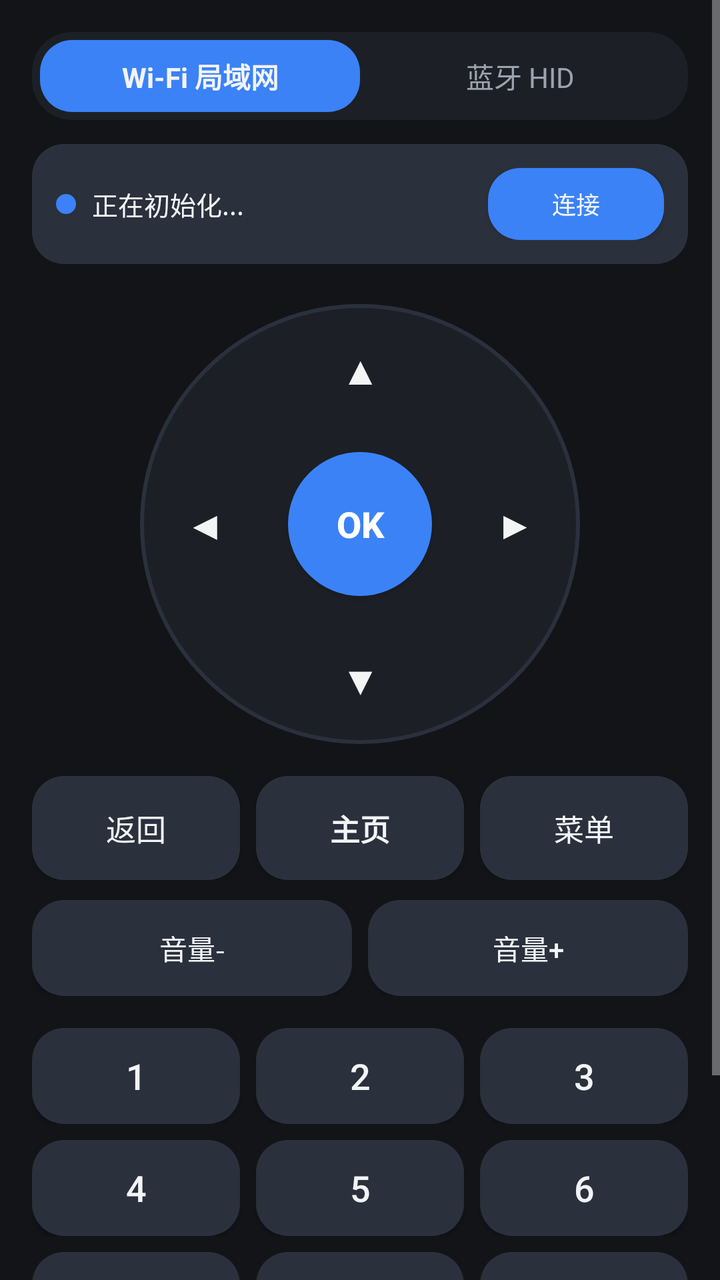
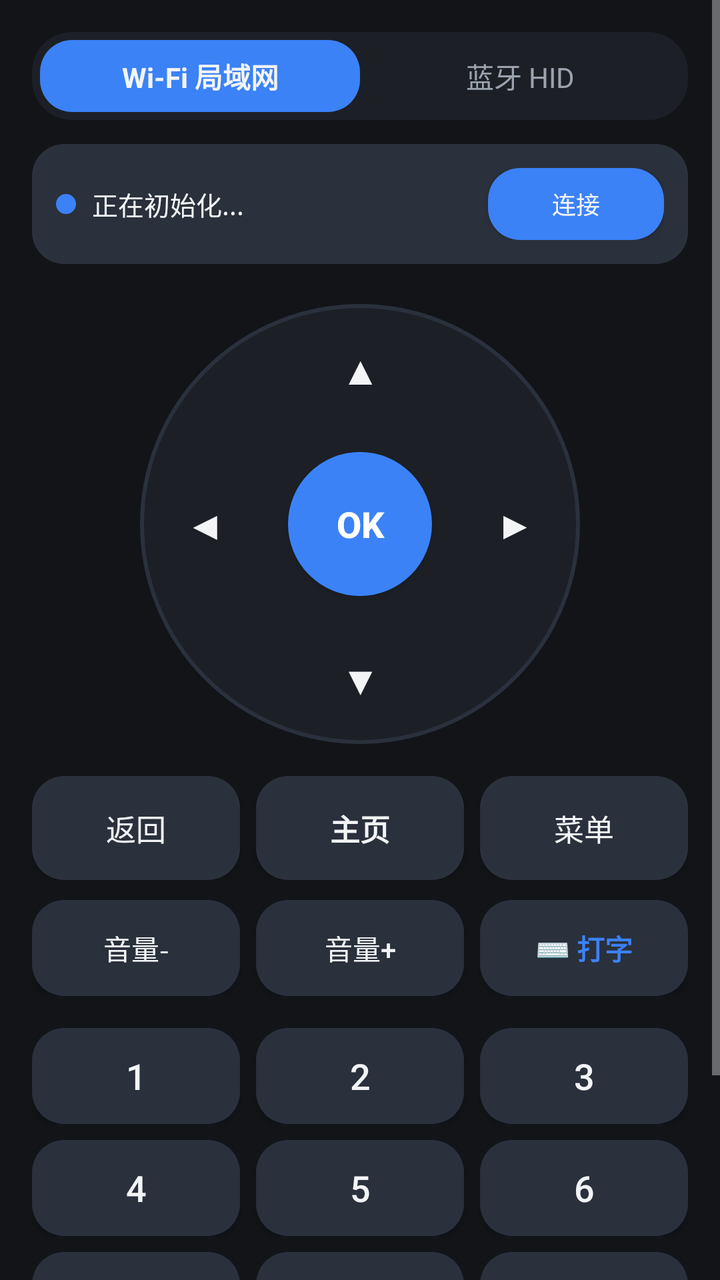

Screens rendered from an Android XML layout before and after an edit, with the pre-edit source and the edit as a unified diff.
<!-- AndroidManifest.xml: application theme Theme.TiVoRemote -->
<!-- res/layout/activity_main.xml -->
<?xml version="1.0" encoding="utf-8"?>
<ScrollView xmlns:android="http://schemas.android.com/apk/res/android"
    android:layout_width="match_parent"
    android:layout_height="match_parent"
    android:background="@color/bg_main"
    android:fillViewport="true">

    <LinearLayout
        android:layout_width="match_parent"
        android:layout_height="wrap_content"
        android:orientation="vertical"
        android:padding="16dp"
        android:gravity="center_horizontal">

        
        <LinearLayout
            android:layout_width="match_parent"
            android:layout_height="44dp"
            android:background="@drawable/bg_tab_container"
            android:orientation="horizontal"
            android:padding="4dp">

            <TextView
                android:id="@+id/tab_wifi"
                android:layout_width="0dp"
                android:layout_height="match_parent"
                android:layout_weight="1"
                android:gravity="center"
                android:text="@string/mode_wifi"
                android:textColor="@color/text_primary"
                android:textSize="14sp"
                android:textStyle="bold"
                android:background="@drawable/bg_tab_active" />

            <TextView
                android:id="@+id/tab_bluetooth"
                android:layout_width="0dp"
                android:layout_height="match_parent"
                android:layout_weight="1"
                android:gravity="center"
                android:text="@string/mode_bluetooth"
                android:textColor="@color/text_secondary"
                android:textSize="14sp"
                android:background="@drawable/bg_tab_inactive" />
        </LinearLayout>

        
        <LinearLayout
            android:id="@+id/layout_status"
            android:layout_width="match_parent"
            android:layout_height="wrap_content"
            android:layout_marginTop="12dp"
            android:background="@drawable/bg_button"
            android:orientation="horizontal"
            android:padding="12dp"
            android:gravity="center_vertical">

            <View
                android:id="@+id/view_status_dot"
                android:layout_width="10dp"
                android:layout_height="10dp"
                android:layout_marginEnd="8dp"
                android:background="@drawable/bg_tab_active" />

            <TextView
                android:id="@+id/tv_status"
                android:layout_width="0dp"
                android:layout_height="wrap_content"
                android:layout_weight="1"
                android:text="正在初始化..."
                android:textColor="@color/text_primary"
                android:textSize="13sp" />

            <Button
                android:id="@+id/btn_action"
                android:layout_width="wrap_content"
                android:layout_height="36dp"
                android:text="连接"
                android:textColor="@color/text_primary"
                android:textSize="12sp"
                android:background="@drawable/bg_tab_active"
                android:paddingStart="12dp"
                android:paddingEnd="12dp" />
        </LinearLayout>

        
        <FrameLayout
            android:layout_width="220dp"
            android:layout_height="220dp"
            android:layout_marginTop="20dp"
            android:background="@drawable/bg_dpad_ring">

            
            <Button
                android:id="@+id/btn_up"
                android:layout_width="70dp"
                android:layout_height="65dp"
                android:layout_gravity="top|center_horizontal"
                android:text="▲"
                android:textColor="@color/text_primary"
                android:textSize="20sp"
                android:background="@drawable/bg_dpad_btn" />

            
            <Button
                android:id="@+id/btn_down"
                android:layout_width="70dp"
                android:layout_height="65dp"
                android:layout_gravity="bottom|center_horizontal"
                android:text="▼"
                android:textColor="@color/text_primary"
                android:textSize="20sp"
                android:background="@drawable/bg_dpad_btn" />

            
            <Button
                android:id="@+id/btn_left"
                android:layout_width="65dp"
                android:layout_height="70dp"
                android:layout_gravity="start|center_vertical"
                android:text="◀"
                android:textColor="@color/text_primary"
                android:textSize="20sp"
                android:background="@drawable/bg_dpad_btn" />

            
            <Button
                android:id="@+id/btn_right"
                android:layout_width="65dp"
                android:layout_height="70dp"
                android:layout_gravity="end|center_vertical"
                android:text="▶"
                android:textColor="@color/text_primary"
                android:textSize="20sp"
                android:background="@drawable/bg_dpad_btn" />

            
            <Button
                android:id="@+id/btn_ok"
                android:layout_width="72dp"
                android:layout_height="72dp"
                android:layout_gravity="center"
                android:text="@string/btn_ok"
                android:textColor="#FFFFFF"
                android:textSize="18sp"
                android:textStyle="bold"
                android:background="@drawable/bg_button_ok" />
        </FrameLayout>

        
        <LinearLayout
            android:layout_width="match_parent"
            android:layout_height="52dp"
            android:layout_marginTop="16dp"
            android:orientation="horizontal"
            android:gravity="center">

            <Button
                android:id="@+id/btn_back"
                android:layout_width="0dp"
                android:layout_height="match_parent"
                android:layout_weight="1"
                android:layout_marginEnd="8dp"
                android:text="@string/btn_back"
                android:textColor="@color/text_primary"
                android:textSize="15sp"
                android:background="@drawable/bg_button" />

            <Button
                android:id="@+id/btn_home"
                android:layout_width="0dp"
                android:layout_height="match_parent"
                android:layout_weight="1"
                android:layout_marginEnd="8dp"
                android:text="@string/btn_home"
                android:textColor="@color/text_primary"
                android:textSize="15sp"
                android:textStyle="bold"
                android:background="@drawable/bg_button" />

            <Button
                android:id="@+id/btn_menu"
                android:layout_width="0dp"
                android:layout_height="match_parent"
                android:layout_weight="1"
                android:text="@string/btn_menu"
                android:textColor="@color/text_primary"
                android:textSize="15sp"
                android:background="@drawable/bg_button" />
        </LinearLayout>

        
        <LinearLayout
            android:layout_width="match_parent"
            android:layout_height="48dp"
            android:layout_marginTop="10dp"
            android:orientation="horizontal"
            android:gravity="center">

            <Button
                android:id="@+id/btn_vol_down"
                android:layout_width="0dp"
                android:layout_height="match_parent"
                android:layout_weight="1"
                android:layout_marginEnd="8dp"
                android:text="@string/btn_vol_down"
                android:textColor="@color/text_primary"
                android:textSize="14sp"
                android:background="@drawable/bg_button" />

            <Button
                android:id="@+id/btn_vol_up"
                android:layout_width="0dp"
                android:layout_height="match_parent"
                android:layout_weight="1"
                android:text="@string/btn_vol_up"
                android:textColor="@color/text_primary"
                android:textSize="14sp"
                android:background="@drawable/bg_button" />
        </LinearLayout>

        
        <LinearLayout
            android:layout_width="match_parent"
            android:layout_height="wrap_content"
            android:layout_marginTop="16dp"
            android:layout_marginBottom="16dp"
            android:orientation="vertical">

            
            <LinearLayout
                android:layout_width="match_parent"
                android:layout_height="48dp"
                android:orientation="horizontal"
                android:layout_marginBottom="8dp">

                <Button
                    android:id="@+id/btn_1"
                    android:layout_width="0dp"
                    android:layout_height="match_parent"
                    android:layout_weight="1"
                    android:layout_marginEnd="8dp"
                    android:text="1"
                    android:textColor="@color/text_primary"
                    android:textSize="18sp"
                    android:background="@drawable/bg_button" />

                <Button
                    android:id="@+id/btn_2"
                    android:layout_width="0dp"
                    android:layout_height="match_parent"
                    android:layout_weight="1"
                    android:layout_marginEnd="8dp"
                    android:text="2"
                    android:textColor="@color/text_primary"
                    android:textSize="18sp"
                    android:background="@drawable/bg_button" />

                <Button
                    android:id="@+id/btn_3"
                    android:layout_width="0dp"
                    android:layout_height="match_parent"
                    android:layout_weight="1"
                    android:text="3"
                    android:textColor="@color/text_primary"
                    android:textSize="18sp"
                    android:background="@drawable/bg_button" />
            </LinearLayout>

            
            <LinearLayout
                android:layout_width="match_parent"
                android:layout_height="48dp"
                android:orientation="horizontal"
                android:layout_marginBottom="8dp">

                <Button
                    android:id="@+id/btn_4"
                    android:layout_width="0dp"
                    android:layout_height="match_parent"
                    android:layout_weight="1"
                    android:layout_marginEnd="8dp"
                    android:text="4"
                    android:textColor="@color/text_primary"
                    android:textSize="18sp"
                    android:background="@drawable/bg_button" />

                <Button
                    android:id="@+id/btn_5"
                    android:layout_width="0dp"
                    android:layout_height="match_parent"
                    android:layout_weight="1"
                    android:layout_marginEnd="8dp"
                    android:text="5"
                    android:textColor="@color/text_primary"
                    android:textSize="18sp"
                    android:background="@drawable/bg_button" />

                <Button
                    android:id="@+id/btn_6"
                    android:layout_width="0dp"
                    android:layout_height="match_parent"
                    android:layout_weight="1"
                    android:text="6"
                    android:textColor="@color/text_primary"
                    android:textSize="18sp"
                    android:background="@drawable/bg_button" />
            </LinearLayout>

            
            <LinearLayout
                android:layout_width="match_parent"
                android:layout_height="48dp"
                android:orientation="horizontal"
                android:layout_marginBottom="8dp">

                <Button
                    android:id="@+id/btn_7"
                    android:layout_width="0dp"
                    android:layout_height="match_parent"
                    android:layout_weight="1"
                    android:layout_marginEnd="8dp"
                    android:text="7"
                    android:textColor="@color/text_primary"
                    android:textSize="18sp"
                    android:background="@drawable/bg_button" />

                <Button
                    android:id="@+id/btn_8"
                    android:layout_width="0dp"
                    android:layout_height="match_parent"
                    android:layout_weight="1"
                    android:layout_marginEnd="8dp"
                    android:text="8"
                    android:textColor="@color/text_primary"
                    android:textSize="18sp"
                    android:background="@drawable/bg_button" />

                <Button
                    android:id="@+id/btn_9"
                    android:layout_width="0dp"
                    android:layout_height="match_parent"
                    android:layout_weight="1"
                    android:text="9"
                    android:textColor="@color/text_primary"
                    android:textSize="18sp"
                    android:background="@drawable/bg_button" />
            </LinearLayout>

            
            <LinearLayout
                android:layout_width="match_parent"
                android:layout_height="48dp"
                android:orientation="horizontal">

                <Button
                    android:id="@+id/btn_del"
                    android:layout_width="0dp"
                    android:layout_height="match_parent"
                    android:layout_weight="1"
                    android:layout_marginEnd="8dp"
                    android:text="@string/btn_del"
                    android:textColor="@color/text_secondary"
                    android:textSize="14sp"
                    android:background="@drawable/bg_button" />

                <Button
                    android:id="@+id/btn_0"
                    android:layout_width="0dp"
                    android:layout_height="match_parent"
                    android:layout_weight="1"
                    android:layout_marginEnd="8dp"
                    android:text="0"
                    android:textColor="@color/text_primary"
                    android:textSize="18sp"
                    android:background="@drawable/bg_button" />

                <Button
                    android:id="@+id/btn_tivo"
                    android:layout_width="0dp"
                    android:layout_height="match_parent"
                    android:layout_weight="1"
                    android:text="TiVo"
                    android:textColor="@color/accent_blue"
                    android:textSize="15sp"
                    android:textStyle="bold"
                    android:background="@drawable/bg_button" />
            </LinearLayout>
        </LinearLayout>

    </LinearLayout>
</ScrollView>
<!-- resources referenced by this layout -->
<resources>
  <color name="accent_blue">#3B82F6</color>
  <color name="bg_main">#121418</color>
  <color name="text_primary">#F3F4F6</color>
  <color name="text_secondary">#9CA3AF</color>
  <!-- drawable bg_button (drawable) -->
  <?xml version="1.0" encoding="utf-8"?>
  <selector xmlns:android="http://schemas.android.com/apk/res/android">
      <item android:state_pressed="true">
          <shape android:shape="rectangle">
              <corners android:radius="16dp" />
              <solid android:color="@color/bg_button_pressed" />
          </shape>
      </item>
      <item>
          <shape android:shape="rectangle">
              <corners android:radius="16dp" />
              <solid android:color="@color/bg_button" />
          </shape>
      </item>
  </selector>
  <!-- drawable bg_button_ok (drawable) -->
  <?xml version="1.0" encoding="utf-8"?>
  <selector xmlns:android="http://schemas.android.com/apk/res/android">
      <item android:state_pressed="true">
          <shape android:shape="oval">
              <solid android:color="@color/accent_blue_pressed" />
          </shape>
      </item>
      <item>
          <shape android:shape="oval">
              <solid android:color="@color/accent_blue" />
          </shape>
      </item>
  </selector>
  <!-- drawable bg_dpad_btn (drawable) -->
  <?xml version="1.0" encoding="utf-8"?>
  <selector xmlns:android="http://schemas.android.com/apk/res/android">
      <item android:state_pressed="true">
          <shape android:shape="rectangle">
              <corners android:radius="12dp" />
              <solid android:color="@color/bg_button_pressed" />
          </shape>
      </item>
      <item>
          <shape android:shape="rectangle">
              <corners android:radius="12dp" />
              <solid android:color="#00000000" />
          </shape>
      </item>
  </selector>
  <!-- drawable bg_dpad_ring (drawable) -->
  <?xml version="1.0" encoding="utf-8"?>
  <shape xmlns:android="http://schemas.android.com/apk/res/android"
      android:shape="oval">
      <solid android:color="@color/bg_card" />
      <stroke android:width="2dp" android:color="@color/bg_button" />
  </shape>
  <!-- drawable bg_tab_active (drawable) -->
  <?xml version="1.0" encoding="utf-8"?>
  <shape xmlns:android="http://schemas.android.com/apk/res/android"
      android:shape="rectangle">
      <corners android:radius="16dp" />
      <solid android:color="@color/accent_blue" />
  </shape>
  <!-- drawable bg_tab_container (drawable) -->
  <?xml version="1.0" encoding="utf-8"?>
  <shape xmlns:android="http://schemas.android.com/apk/res/android"
      android:shape="rectangle">
      <corners android:radius="20dp" />
      <solid android:color="@color/bg_card" />
  </shape>
  <!-- drawable bg_tab_inactive (drawable) -->
  <?xml version="1.0" encoding="utf-8"?>
  <shape xmlns:android="http://schemas.android.com/apk/res/android"
      android:shape="rectangle">
      <corners android:radius="16dp" />
      <solid android:color="#00000000" />
  </shape>
  <string name="btn_back">返回</string>
  <string name="btn_del">删除</string>
  <string name="btn_home">主页</string>
  <string name="btn_menu">菜单</string>
  <string name="btn_ok">OK</string>
  <string name="btn_vol_down">音量-</string>
  <string name="btn_vol_up">音量+</string>
  <string name="mode_bluetooth">蓝牙 HID</string>
  <string name="mode_wifi">Wi-Fi 局域网</string>
  <style name="Theme.TiVoRemote" parent="android:Theme.Material.NoActionBar">
          <item name="android:windowBackground">@color/bg_main</item>
          <item name="android:statusBarColor">@color/bg_main</item>
          <item name="android:navigationBarColor">@color/bg_main</item>
      </style>
  <color name="bg_button_pressed">#3B4454</color>
  <color name="bg_button">#2A303C</color>
  <color name="accent_blue_pressed">#2563EB</color>
  <color name="bg_card">#1C2026</color>
</resources>

<!-- the commit's change to res/layout/activity_main.xml (unified diff, before → after) -->
@@ -213,9 +213,21 @@
                 android:layout_width="0dp"
                 android:layout_height="match_parent"
                 android:layout_weight="1"
+                android:layout_marginEnd="8dp"
                 android:text="@string/btn_vol_up"
                 android:textColor="@color/text_primary"
                 android:textSize="14sp"
+                android:background="@drawable/bg_button" />
+
+            <Button
+                android:id="@+id/btn_input_text"
+                android:layout_width="0dp"
+                android:layout_height="match_parent"
+                android:layout_weight="1"
+                android:text="⌨️ 打字"
+                android:textColor="@color/accent_blue"
+                android:textSize="14sp"
+                android:textStyle="bold"
                 android:background="@drawable/bg_button" />
         </LinearLayout>
 
